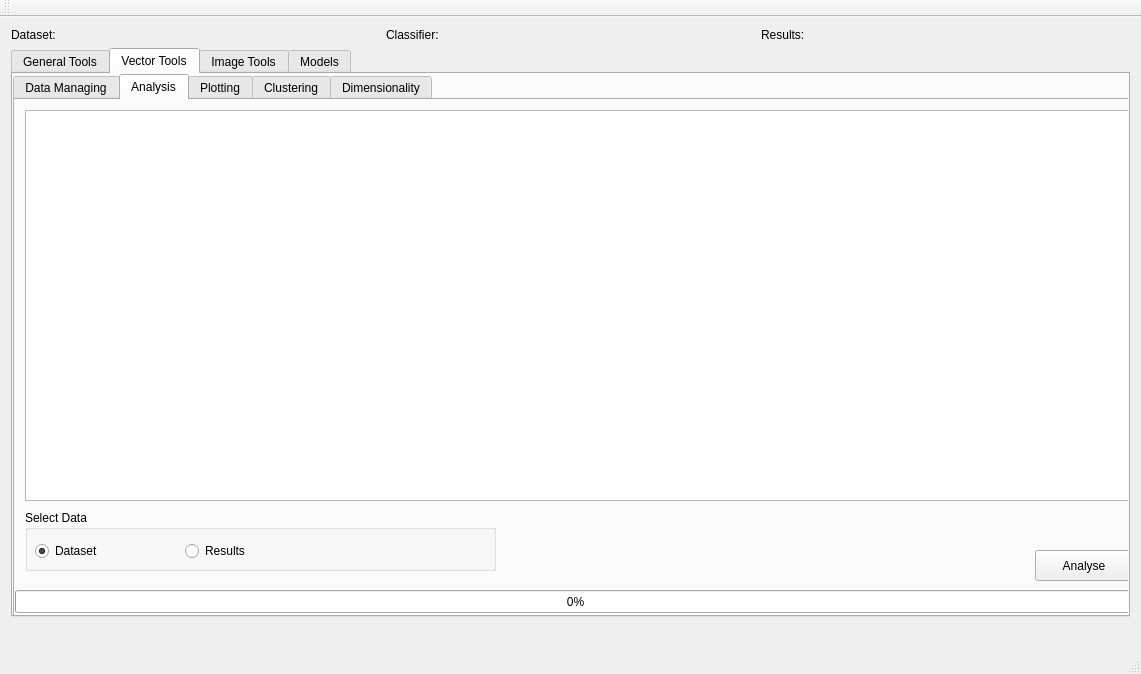
The window that src/gui/mainwindow.ui (JdeRobot/cv-MachineLearning) describes before a commit, drawn with Qt 5.
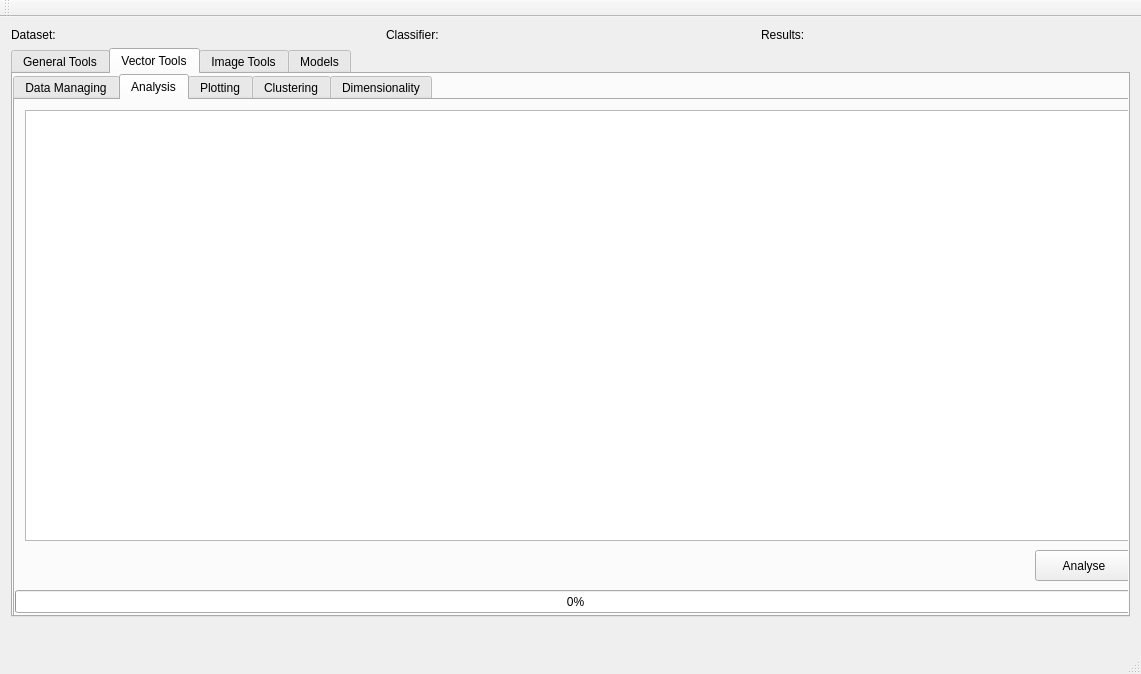
The same window after the commit. The open tabs and pages were chosen to show the change.

```diff
--- a/src/gui/mainwindow.ui
+++ b/src/gui/mainwindow.ui
@@ -435,7 +435,7 @@
              <x>10</x>
              <y>10</y>
              <width>1111</width>
-             <height>391</height>
+             <height>431</height>
             </rect>
            </property>
           </widget>
@@ -465,48 +465,6 @@
             <number>0</number>
            </property>
           </widget>
-          <widget class="QGroupBox" name="v_analysis_selectdata">
-           <property name="geometry">
-            <rect>
-             <x>10</x>
-             <y>410</y>
-             <width>471</width>
-             <height>61</height>
-            </rect>
-           </property>
-           <property name="title">
-            <string>Select Data</string>
-           </property>
-           <widget class="QRadioButton" name="v_analysis_dataset">
-            <property name="geometry">
-             <rect>
-              <x>10</x>
-              <y>30</y>
-              <width>117</width>
-              <height>22</height>
-             </rect>
-            </property>
-            <property name="text">
-             <string>Dataset</string>
-            </property>
-            <property name="checked">
-             <bool>true</bool>
-            </property>
-           </widget>
-           <widget class="QRadioButton" name="v_analysis_results">
-            <property name="geometry">
-             <rect>
-              <x>160</x>
-              <y>30</y>
-              <width>117</width>
-              <height>22</height>
-             </rect>
-            </property>
-            <property name="text">
-             <string>Results</string>
-            </property>
-           </widget>
-          </widget>
          </widget>
          <widget class="QWidget" name="v_plotting_tab">
           <attribute name="title">
```
Left out of the diff: 41 changed lines with no effect on the pictures.
